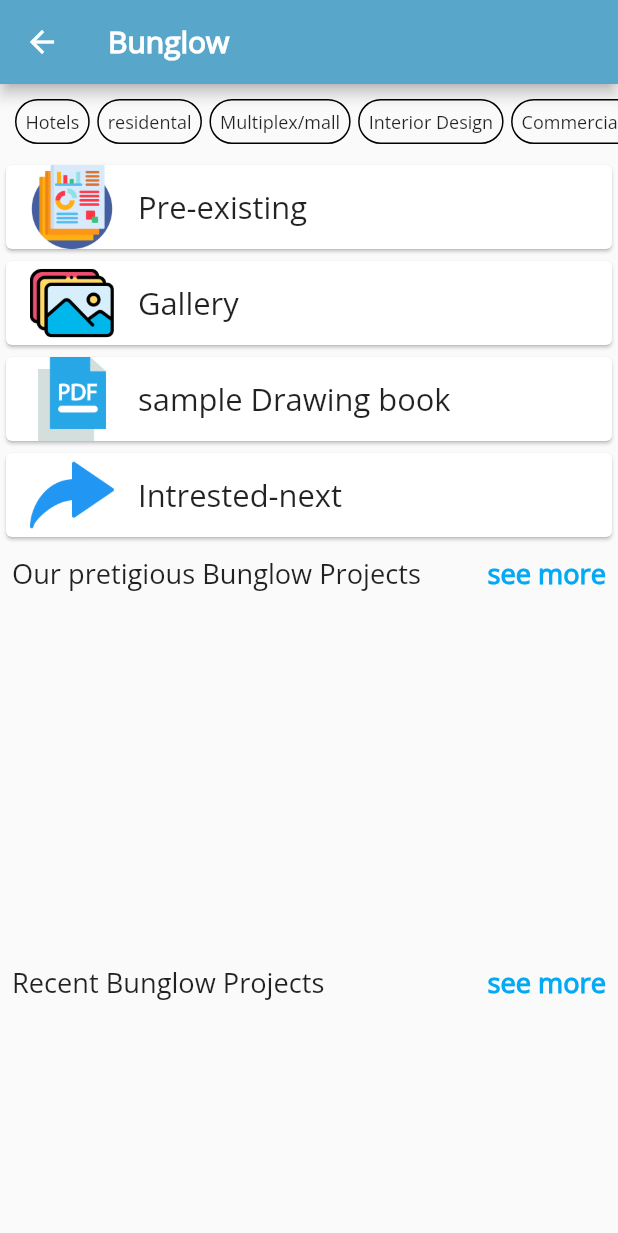
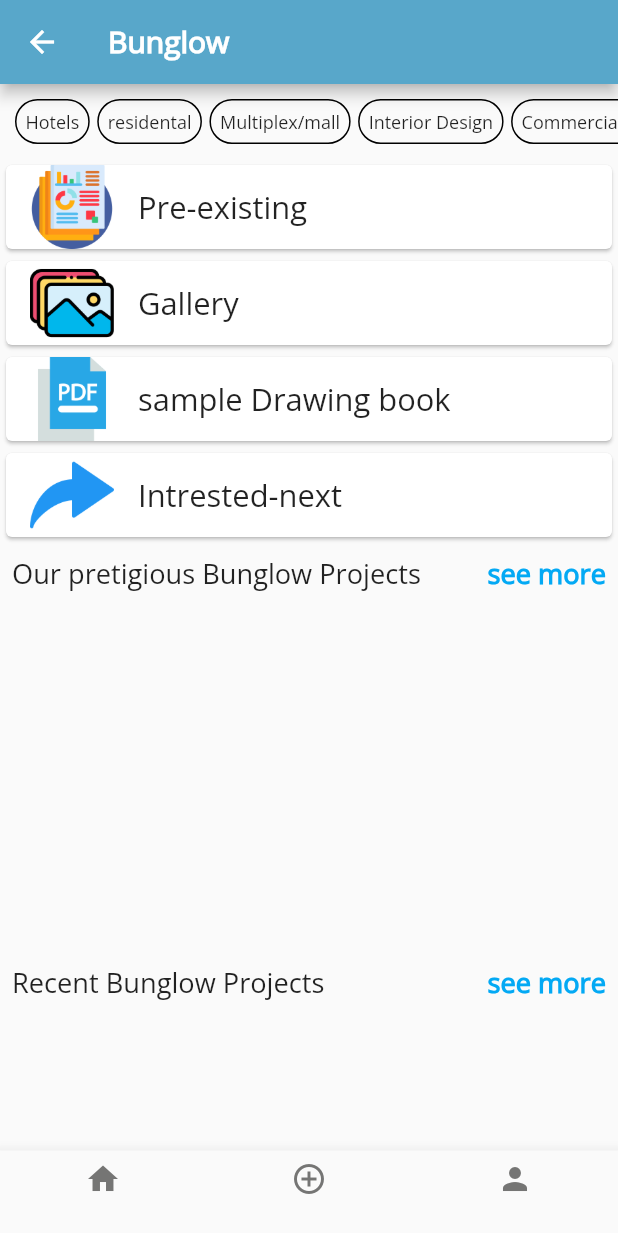
Before and after one commit to IntoloIt2/aashiyan, a Flutter app: the Residential screen opened by its route, after a tap on "Bunglow", on a phone screen of 412 x 824 dp. Shown: the top 1233 px of the screen. Run offline on Flutter 3.47's test engine with Material 2 defaults, Android fonts, the phone set to English and light mode, and no system bars; drawn by our look-alikes of carousel_slider; network calls fail.

Commit message:
change folder Structure

```diff
--- a/lib/const.dart
+++ b/lib/const.dart
@@ -77,45 +77,6 @@ Color lightColor = HexColor("#c4edf4");
 Color color3 = HexColor("#d5e7ea");
 Color iconColor = HexColor("#757574");
 
-//                             api                                        //
-
-
-var baseUrl = 'http://sdplweb.com/sdpl/';
-var imageUrl = 'http://sdplweb.com/sdpl/storage/app/public/';
-var mainImage = "http://sdplweb.com/sdpl/api/get-bungalow-prestigious-recent-image";
-
-
-
-List<dynamic> dataPrestigiousList = [];
-List<dynamic> dataRecentList = [];
-
-  Future<void> getPrestigious() async {
-    try {
-      var url = Uri.parse(mainImage);
-      var response = await http.get(url);
-      // print(response.body.toString());
-      if (response.statusCode == 200) {
-
-        dataPrestigiousList = jsonDecode(response.body)["prestigious_image"];
-      }
-    } catch (e) {
-      print(e.toString());
-    }
-  }
-
-  Future<void> getRecent() async {
-    try {
-      var url = Uri.parse(mainImage);
-      var response = await http.get(url);
-      // print(response.body.toString());
-      if (response.statusCode == 200) {
-
-        dataRecentList = jsonDecode(response.body)["recent_project_image"];
-      }
-    } catch (e) {
-      print(e.toString());
-    }
-  }
 
   SingleChildScrollView buildRow() {
     return SingleChildScrollView(
@@ -148,6 +109,73 @@ List<dynamic> dataRecentList = [];
                     ),
                   );
   }
+   SingleChildScrollView buildSteps() {
+    return SingleChildScrollView(
+                    padding: EdgeInsets.all(10),
+                    scrollDirection: Axis.horizontal,
+                    child: Row(
+                      children: [
+                        buildContainer("step1"),
+                        const SizedBox(
+                          width: 5,
+                        ),
+                        buildContainer("step2"),
+                        const SizedBox(
+                          width: 5,
+                        ),
+                        buildContainer("step3"),
+                        const SizedBox(
+                          width: 5,
+                        ),
+                        buildContainer("step4"),
+                        const SizedBox(
+                          width: 5,
+                        ),
+                        buildContainer("step5"),
+                        const SizedBox(
+                          width: 5,
+                        ),
+                        buildContainer("step6"),
+                        const SizedBox(
+                          width: 5,
+                        ),
+                        buildContainer("step7"),
+                        const SizedBox(
+                          width: 5,
+                        ),
+                        buildContainer("step8"),
+
+                      ],
+                    ),
+                  );
+  }
+
+ BottomNavigationBar buildBottomNav() {
+    return BottomNavigationBar(
+      items: <BottomNavigationBarItem>[
+        BottomNavigationBarItem(
+            icon: Icon(
+              Icons.home,
+              color: iconColor,
+            ),
+            label: ""),
+        BottomNavigationBarItem(
+            icon: Icon(
+              Icons.add_circle_outline,
+              color: iconColor,
+            ),
+            label: ""),
+        BottomNavigationBarItem(
+            icon: Icon(
+              Icons.person,
+              color: iconColor,
+            ),
+            label: ""),
+      ],
+    );
+  }
+
+
 
 
 Container buildContainer(String str) {
--- a/lib/controller/api_services.dart
+++ b/lib/controller/api_services.dart
@@ -2,7 +2,106 @@ import 'dart:convert';
 
 import 'package:http/http.dart' as http;
 
-class RemoteServices {
+var baseUrl      = 'http://sdplweb.com/sdpl/';
+var imageUrl     = 'http://sdplweb.com/sdpl/storage/app/public/';
+var bunglowPage  = "http://sdplweb.com/sdpl/api/get-bungalow-prestigious-recent-image";
+var residentPage = "http://sdplweb.com/sdpl/api/get-residential-image";
+var homePage     = "http://sdplweb.com/sdpl/api/get-project-image";
 
 
-}
+
+List bunglowPagePrestigiousList = [];
+List bunglowPageRecentList = [];
+
+
+
+
+
+  Future<void> getPrestigious() async {
+    try {
+      var url = Uri.parse(bunglowPage);
+      var response = await http.get(url);
+      // print(response.body.toString());
+      if (response.statusCode == 200) {
+
+        bunglowPagePrestigiousList = jsonDecode(response.body)["prestigious_image"];
+      }
+    } catch (e) {
+      print(e.toString());
+    }
+  }
+
+  Future<void> getRecent() async {
+    try {
+      var url = Uri.parse(bunglowPage);
+      var response = await http.get(url);
+      // print(response.body.toString());
+      if (response.statusCode == 200) {
+
+        bunglowPageRecentList = jsonDecode(response.body)["recent_project_image"];
+      }
+    } catch (e) {
+      print(e.toString());
+    }
+  }
+
+List homePrestigiousList = [];
+List homeRecentList = [];
+
+  Future<void> homePrestigious() async {
+    try {
+      var url = Uri.parse(homePage);
+      var response = await http.get(url);
+      // print(response.body.toString());
+      if (response.statusCode == 200) {
+
+         homePrestigiousList = jsonDecode(response.body)["project_prestigious_img"];
+      }
+    } catch (e) {
+      print(e.toString());
+    }
+  }
+
+  Future<void> homeRecent() async {
+    try {
+      var url = Uri.parse(homePage);
+      var response = await http.get(url);
+      // print(response.body.toString());
+      if (response.statusCode == 200) {
+
+        homeRecentList = jsonDecode(response.body)["project_recent_project_img"];
+      }
+    } catch (e) {
+      print(e.toString());
+    }
+  }
+
+  List ResidentialPrestigiousList = [];
+  List ResidentialdataRecentList = [];
+
+
+  Future<void> residentialPrestigious() async {
+    try {
+      var url = Uri.parse(residentPage);
+      var response = await http.get(url);
+      // print(response.body.toString());
+      if (response.statusCode == 200) {
+        ResidentialPrestigiousList = jsonDecode(response.body)["residential_prestigious_img"];
+      }
+    } catch (e) {
+      print(e.toString());
+    }
+  }
+
+  Future<void> residentailRecent() async {
+    try {
+      var url = Uri.parse(residentPage);
+      var response = await http.get(url);
+      // print(response.body.toString());
+      if (response.statusCode == 200) {
+        ResidentialdataRecentList = jsonDecode(response.body)["residential_recent_project_img"];
+      }
+    } catch (e) {
+      print(e.toString());
+    }
+  }
--- a/lib/main.dart
+++ b/lib/main.dart
@@ -1,5 +1,5 @@
 import 'package:aashiyan/const.dart';
-import 'package:aashiyan/view/bunglow.dart';
+import 'package:aashiyan/view/residential/bunglow/bunglow.dart';
 import 'package:aashiyan/view/residential.dart';
 import 'package:flutter/material.dart';
 
--- a/lib/view/residential.dart
+++ b/lib/view/residential.dart
@@ -1,7 +1,9 @@
 import 'package:aashiyan/const.dart';
-import 'package:aashiyan/view/bunglow.dart';
+import 'package:aashiyan/view/residential/bunglow/bunglow.dart';
 import 'package:carousel_slider/carousel_slider.dart';
 import 'package:flutter/material.dart';
+
+import '../controller/api_services.dart';
 
 class Residential extends StatelessWidget {
   const Residential({Key? key}) : super(key: key);
@@ -44,7 +46,7 @@ class Residential extends StatelessWidget {
                                   Image.asset("assets/images/ragrawalji.jpg")),
                         ),
                         Positioned(
-                          bottom: height * 0.215,
+                          bottom: height * 0.22,
                           child: Text(
                             "Bunglow",
                             style: TextStyle(
@@ -72,7 +74,7 @@ class Residential extends StatelessWidget {
                             child: Image.asset("assets/images/ragrawalji.jpg")),
                       ),
                       Positioned(
-                        bottom: height * 0.215,
+                        bottom: height * 0.22,
                         child: Text(
                           "Houses/Duplex",
                           style: TextStyle(
@@ -91,7 +93,7 @@ class Residential extends StatelessWidget {
               height: height * 0.04,
               margin: EdgeInsets.all(10),
               color: primaryColor,
-              child: Center(
+              child: const Center(
                   child: Text(
                 "Prestigious",
                 style: TextStyle(
@@ -104,7 +106,7 @@ class Residential extends StatelessWidget {
             Container(
               width: width * 1,
               child: FutureBuilder(
-                  future: getPrestigious(),
+                  future: residentialPrestigious(),
                   builder: (context, snapshot) {
                     if (snapshot.connectionState == ConnectionState.waiting) {
                       return Container(
@@ -114,14 +116,15 @@ class Residential extends StatelessWidget {
                       );
                     } else {
                       return CarouselSlider.builder(
-                        itemCount: dataPrestigiousList.length,
+                        itemCount: ResidentialPrestigiousList.length,
                         itemBuilder: (context, i, id) {
                           return Card(
                             child: SizedBox(
                               height: height * 0.4,
                               width: width * 0.9,
                               child: Image.network(
-                                imageUrl + dataPrestigiousList[i]["img_path"],
+                                imageUrl +
+                                    ResidentialPrestigiousList[i]["img_path"],
                                 fit: BoxFit.fill,
                               ),
                             ),
@@ -156,7 +159,7 @@ class Residential extends StatelessWidget {
             Container(
               width: width * 1,
               child: FutureBuilder(
-                  future: getRecent(),
+                  future: residentailRecent(),
                   builder: (context, snapshot) {
                     if (snapshot.connectionState == ConnectionState.waiting) {
                       return Container(
@@ -166,13 +169,14 @@ class Residential extends StatelessWidget {
                       );
                     } else {
                       return CarouselSlider.builder(
-                        itemCount: dataRecentList.length,
+                        itemCount: ResidentialdataRecentList.length,
                         itemBuilder: (context, i, id) {
                           return Container(
                             height: height * 0.4,
                             width: width * 0.9,
                             child: Image.network(
-                              imageUrl + dataRecentList[i]["img_path"],
+                              imageUrl +
+                                  ResidentialdataRecentList[i]["img_path"],
                               fit: BoxFit.fill,
                             ),
                           );
--- a/lib/view/bunglow.dart
+++ b/lib/view/residential/bunglow/bunglow.dart
@@ -2,6 +2,8 @@ import 'package:aashiyan/const.dart';
 import 'package:carousel_slider/carousel_options.dart';
 import 'package:carousel_slider/carousel_slider.dart';
 import 'package:flutter/material.dart';
+
+import '../../../controller/api_services.dart';
 
 class Bunglow extends StatelessWidget {
   const Bunglow({Key? key}) : super(key: key);
@@ -56,7 +58,9 @@ class Bunglow extends StatelessWidget {
                     ),
                   ),
                 ),
-                Card(
+                GestureDetector(
+
+                  child: Card(
                     child: ListTile(
                       leading: Image.asset("assets/images/arrow.png"),
                       title: Text(
@@ -64,6 +68,7 @@ class Bunglow extends StatelessWidget {
                         style: TextStyle(
                           fontSize: height * 0.025,
                           fontWeight: FontWeight.w500,
+                        ),
                       ),
                     ),
                   ),
@@ -106,7 +111,7 @@ class Bunglow extends StatelessWidget {
                                 );
                               } else {
                                 return CarouselSlider.builder(
-                                  itemCount: dataPrestigiousList.length,
+                                  itemCount: bunglowPagePrestigiousList.length,
                                   itemBuilder: (context, i, id) {
                                     return Card(
                                       child: SizedBox(
@@ -114,7 +119,7 @@ class Bunglow extends StatelessWidget {
                                         width: width * 0.9,
                                         child: Image.network(
                                           imageUrl +
-                                              dataPrestigiousList[i]
+                                              bunglowPagePrestigiousList[i]
                                                   ["img_path"],
                                           fit: BoxFit.fill,
                                         ),
@@ -167,14 +172,14 @@ class Bunglow extends StatelessWidget {
                                 );
                               } else {
                                 return CarouselSlider.builder(
-                                  itemCount: dataRecentList.length,
+                                  itemCount: bunglowPageRecentList.length,
                                   itemBuilder: (context, i, id) {
                                     return Container(
                                       height: height * 0.4,
                                       width: width * 0.9,
                                       child: Image.network(
                                         imageUrl +
-                                            dataRecentList[i]["img_path"],
+                                            bunglowPageRecentList[i]["img_path"],
                                         fit: BoxFit.fill,
                                       ),
                                     );
@@ -198,6 +203,8 @@ class Bunglow extends StatelessWidget {
           ],
         ),
       ),
+      bottomNavigationBar: buildBottomNav(),
     );
   }
+
 }
--- a/pubspec.yaml
+++ b/pubspec.yaml
@@ -38,6 +38,7 @@ dependencies:
   xml: ^6.1.0
   carousel_slider: ^4.1.1
   http: ^0.13.4
+  localization: ^2.1.0
 
 
 dev_dependencies:
```
Also changed, not shown: lib/view/homepage.dart (+13 -17 lines), lib/view/residential/bunglow/Intrestednext.dart (added, +15 -0 lines), lib/view/tabs.dart (added, +92 -0 lines), lib/view/residential/house-duplex/demo1.dart (added), pubspec.lock. Lines whose indentation alone changed are shown as unchanged.
